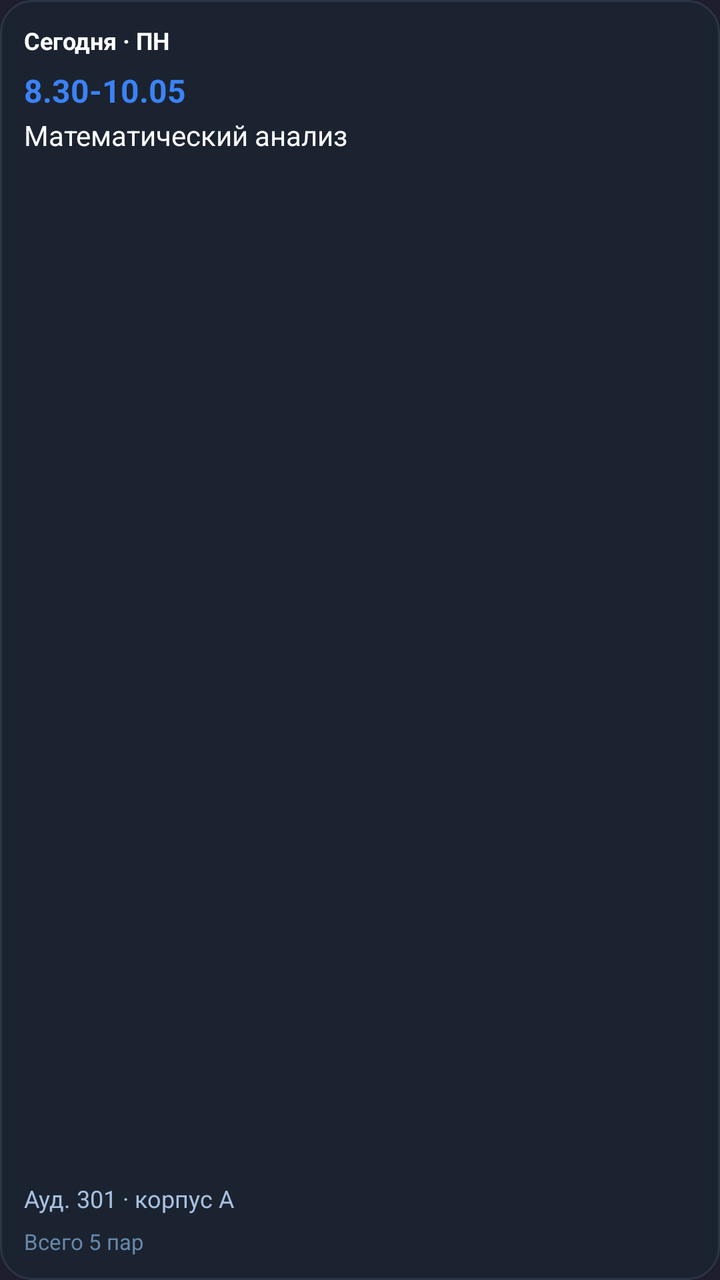
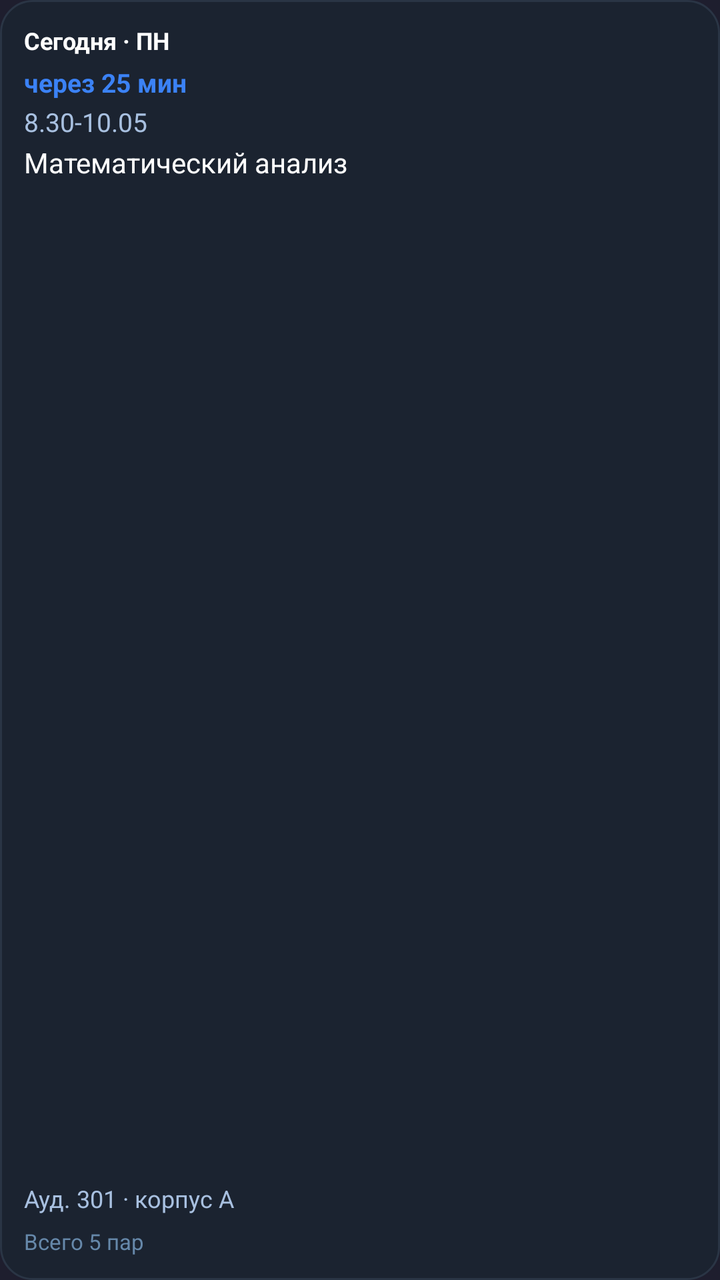

The first picture is an Android layout as it rendered before a commit; the second is the same layout after the commit. The layout source and the unified diff follow.
<!-- AndroidManifest.xml: application theme Theme.ScheduleApp -->
<!-- res/layout/widget_layout.xml -->
<?xml version="1.0" encoding="utf-8"?>
<LinearLayout xmlns:android="http://schemas.android.com/apk/res/android"
    android:id="@+id/widget_root"
    android:layout_width="match_parent"
    android:layout_height="match_parent"
    android:orientation="vertical"
    android:background="@drawable/widget_bg"
    android:padding="12dp">

    <TextView
        android:id="@+id/widget_header"
        android:layout_width="match_parent"
        android:layout_height="wrap_content"
        android:textColor="#FFFFFF"
        android:textSize="12sp"
        android:textStyle="bold"
        android:text="Сегодня · ПН" />

    <TextView
        android:id="@+id/widget_time"
        android:layout_width="match_parent"
        android:layout_height="wrap_content"
        android:textColor="#3B82F6"
        android:textSize="16sp"
        android:textStyle="bold"
        android:layout_marginTop="6dp"
        android:text="8.30-10.05" />

    <TextView
        android:id="@+id/widget_subject"
        android:layout_width="match_parent"
        android:layout_height="0dp"
        android:layout_weight="1"
        android:textColor="#FFFFFF"
        android:textSize="14sp"
        android:maxLines="2"
        android:ellipsize="end"
        android:layout_marginTop="2dp"
        android:text="Математический анализ" />

    <TextView
        android:id="@+id/widget_room"
        android:layout_width="match_parent"
        android:layout_height="wrap_content"
        android:textColor="#A8C0E0"
        android:textSize="12sp"
        android:layout_marginTop="2dp"
        android:text="Ауд. 301 · корпус А" />

    <TextView
        android:id="@+id/widget_footer"
        android:layout_width="match_parent"
        android:layout_height="wrap_content"
        android:textColor="#6688AA"
        android:textSize="11sp"
        android:layout_marginTop="6dp"
        android:text="Всего 5 пар" />
</LinearLayout>
<!-- resources referenced by this layout -->
<resources>
  <!-- drawable widget_bg (drawable) -->
  <?xml version="1.0" encoding="utf-8"?>
  <shape xmlns:android="http://schemas.android.com/apk/res/android"
      android:shape="rectangle">
      <solid android:color="#1B2330" />
      <corners android:radius="16dp" />
      <stroke android:width="1dp" android:color="#2A3545" />
  </shape>
  <style name="Theme.ScheduleApp" parent="android:Theme.Material.NoActionBar">
          <item name="android:statusBarColor">#1E1E2E</item>
          <item name="android:navigationBarColor">#1E1E2E</item>
          <item name="android:windowBackground">#1E1E2E</item>
      </style>
</resources>

<!-- the commit's change to res/layout/widget_layout.xml (unified diff, before → after) -->
@@ -17,13 +17,22 @@
         android:text="Сегодня · ПН" />
 
     <TextView
+        android:id="@+id/widget_countdown"
+        android:layout_width="match_parent"
+        android:layout_height="wrap_content"
+        android:textColor="#3B82F6"
+        android:textSize="13sp"
+        android:textStyle="bold"
+        android:layout_marginTop="4dp"
+        android:text="через 25 мин" />
+
+    <TextView
         android:id="@+id/widget_time"
         android:layout_width="match_parent"
         android:layout_height="wrap_content"
-        android:textColor="#3B82F6"
-        android:textSize="16sp"
-        android:textStyle="bold"
-        android:layout_marginTop="6dp"
+        android:textColor="#A8C0E0"
+        android:textSize="13sp"
+        android:layout_marginTop="2dp"
         android:text="8.30-10.05" />
 
     <TextView
